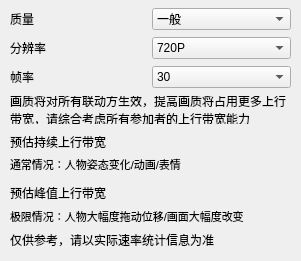
Before: the Qt Designer form ui/windows/framequality.ui in reitovo/vlink-client, drawn with Qt 5.
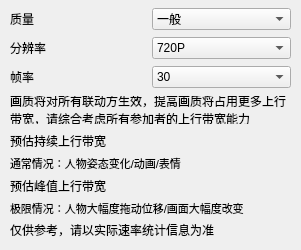
After: the same form once the commit is applied.

What changed in the file:
```diff
--- a/ui/windows/framequality.ui
+++ b/ui/windows/framequality.ui
@@ -7,7 +7,7 @@
     <x>0</x>
     <y>0</y>
     <width>301</width>
-    <height>261</height>
+    <height>250</height>
    </rect>
   </property>
   <property name="windowTitle">
@@ -217,7 +217,7 @@
      <x>10</x>
      <y>130</y>
      <width>281</width>
-     <height>121</height>
+     <height>111</height>
     </rect>
    </property>
    <layout class="QVBoxLayout" name="verticalLayout_2">
@@ -275,22 +275,6 @@
       </property>
      </widget>
     </item>
-    <item>
-     <spacer name="verticalSpacer_3">
-      <property name="orientation">
-       <enum>Qt::Vertical</enum>
-      </property>
-      <property name="sizeType">
-       <enum>QSizePolicy::Fixed</enum>
-      </property>
-      <property name="sizeHint" stdset="0">
-       <size>
-        <width>20</width>
-        <height>5</height>
-       </size>
-      </property>
-     </spacer>
-    </item>
     <item>
      <layout class="QHBoxLayout" name="horizontalLayout">
       <item>
```
Left out of the diff: 3 changed lines with no effect on the pictures.
